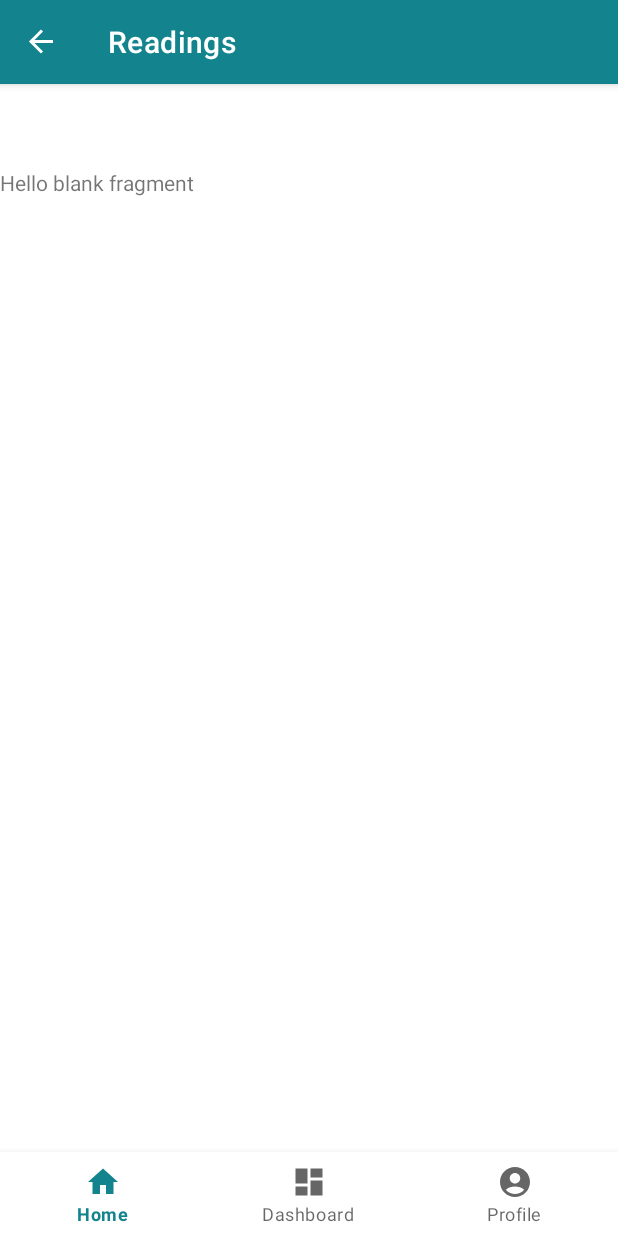
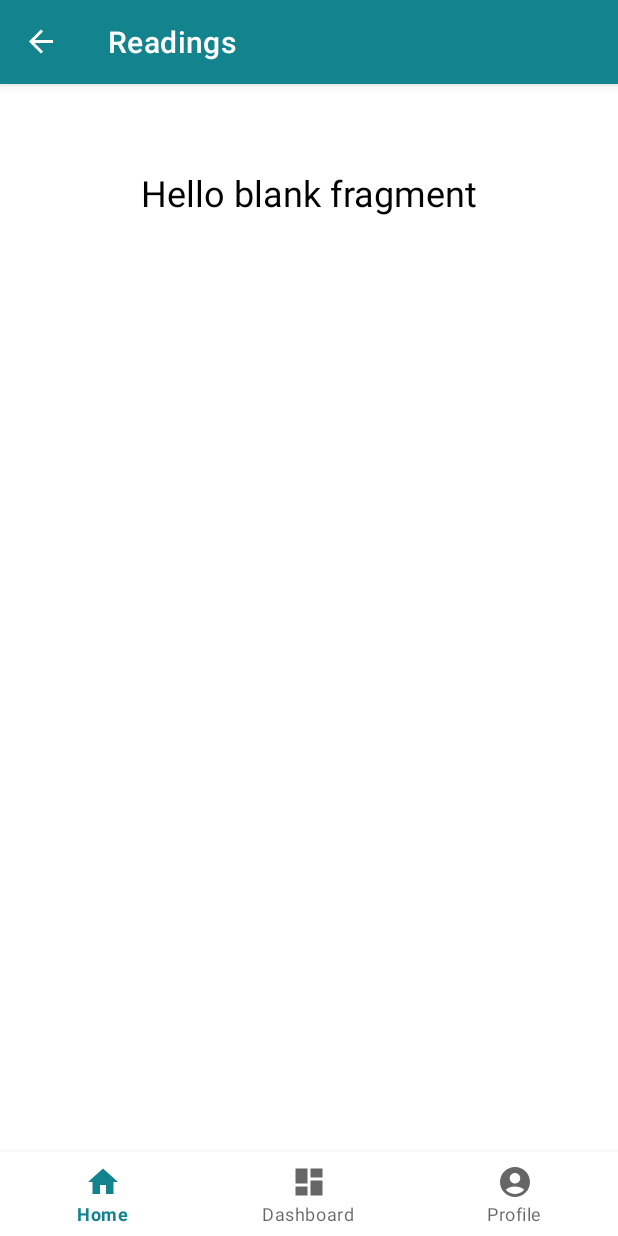
Before and after one commit to SEP4X-S22/Android, an Android app: the ReadingFragment screen opened through its navigation route, on a phone screen of 412 x 824 dp. Run offline under Robolectric (Android 15) with nearby library versions, the phone set to English and light mode, and no system bars; our stand-ins replace Firebase (no records; nobody signed in at launch, a user with empty details on screens opened directly), navigation-ui; libraries missing offline, so code that uses them is left out: com.firebase.ui, okhttp3.internal.annotations.

Commit message:
minor UI change in reading fragment

```diff
--- a/app/src/main/res/layout/fragment_reading.xml
+++ b/app/src/main/res/layout/fragment_reading.xml
@@ -1,5 +1,5 @@
 <?xml version="1.0" encoding="utf-8"?>
-<FrameLayout xmlns:android="http://schemas.android.com/apk/res/android"
+<LinearLayout xmlns:android="http://schemas.android.com/apk/res/android"
     xmlns:tools="http://schemas.android.com/tools"
     android:layout_width="match_parent"
     android:layout_height="match_parent"
@@ -9,7 +9,10 @@
     <TextView
         android:id="@+id/value"
         android:layout_width="match_parent"
-        android:layout_height="match_parent"
-        android:text="@string/hello_blank_fragment" />
+        android:layout_height="wrap_content"
+        android:text="@string/hello_blank_fragment"
+        android:textAlignment="center"
+        android:textColor="#000000"
+        android:textSize="24sp" />
 
-</FrameLayout>
+</LinearLayout>
```
